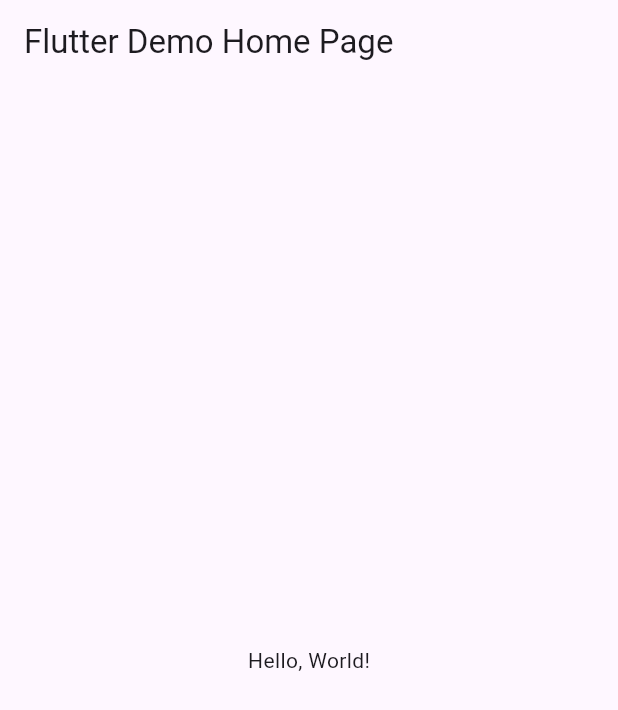
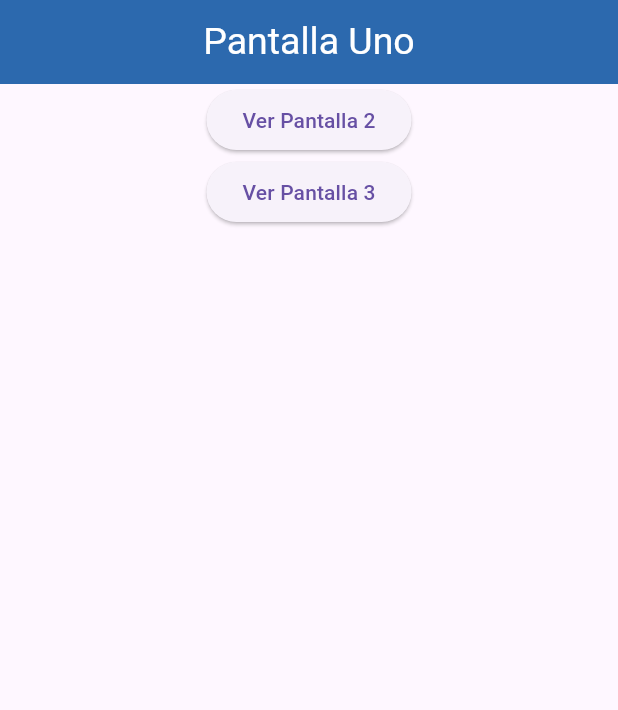
Before and after one commit to Angel-Miguel-Valencia-Carrillo/Rutas_6j, a Flutter app: the screen it shows after launch, on a phone screen of 412 x 824 dp. Shown: the top 710 px of the screen. Run offline on Flutter 3.47's test engine with Material 3 defaults, Android fonts, the phone set to English and light mode, and no system bars.

```diff
--- a/lib/main.dart
+++ b/lib/main.dart
@@ -1,43 +1,24 @@
 import 'package:flutter/material.dart';
+import 'package:valenciarutas/pagina_uno.dart';
+import 'package:valenciarutas/pagina_dos.dart';
+import 'package:valenciarutas/pagina_tres.dart';
 
-void main() => runApp(MyApp());
+void main() => runApp(MisRutasApp());
 
-class MyApp extends StatelessWidget {
-  const MyApp({super.key});
-  // This widget is the root of your application.
+class MisRutasApp extends StatelessWidget {
+  const MisRutasApp({Key? key}) : super(key: key);
+
   @override
   Widget build(BuildContext context) {
     return MaterialApp(
-      // Application name
-      title: 'Flutter Hello World',
-      // Application theme data, you can set the colors for the application as
-      // you want
-      theme: ThemeData(
-        // useMaterial3: false,
-        primarySwatch: Colors.blue,
-      ),
-      // A widget which will be started on application startup
-      home: MyHomePage(title: 'Flutter Demo Home Page'),
+      debugShowCheckedModeBanner: false,
+      title: 'Entre paginas Routes',
+      initialRoute: '/',
+      routes: {
+        '/': (context) => const PantallaUno(),
+        '/pantalla2': (context) => const PantallaDos(),
+        '/pantalla3': (context) => const PantallaTres(),
+      },
     );
   }
 }
-
-class MyHomePage extends StatelessWidget {
-  final String title;
-  const MyHomePage({super.key, required this.title});
-
-  @override
-  Widget build(BuildContext context) {
-    return Scaffold(
-      appBar: AppBar(
-        // The title text which will be shown on the action bar
-        title: Text(title),
-      ),
-      body: Center(
-        child: Text(
-          'Hello, World!',
-        ),
-      ),
-    );
-  }
-}
--- /dev/null
+++ b/lib/pagina_uno.dart
@@ -0,0 +1,42 @@
+import 'package:flutter/material.dart';
+
+class PantallaUno extends StatelessWidget {
+  const PantallaUno({Key? key}) : super(key: key);
+
+  @override
+  Widget build(BuildContext context) {
+    return Scaffold(
+      appBar: AppBar(
+        title: const Text(
+          'Pantalla Uno',
+          style: TextStyle(
+            color: Colors.white,
+            fontSize: 25,
+          ),
+        ),
+        backgroundColor: Color(0xff2c69ae),
+        centerTitle: true,
+      ),
+      body: Column(
+        children: [
+          Center(
+            child: ElevatedButton(
+              onPressed: () {
+                Navigator.pushNamed(context, '/pantalla2');
+              },
+              child: const Text('Ver Pantalla 2'),
+            ),
+          ),
+          Center(
+            child: ElevatedButton(
+              onPressed: () {
+                Navigator.pushNamed(context, '/pantalla3');
+              },
+              child: const Text('Ver Pantalla 3'),
+            ),
+          ),
+        ],
+      ),
+    );
+  }
+}
```
Also changed, not shown: lib/pagina_dos.dart (added, +30 -0 lines), lib/pagina_tres.dart (added, +30 -0 lines).
